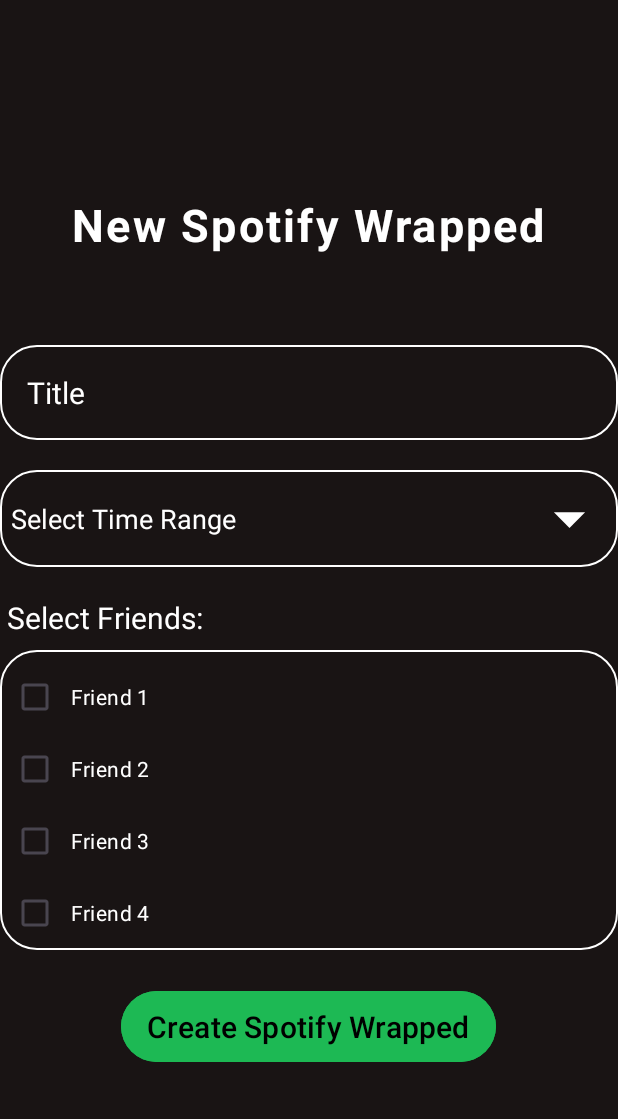
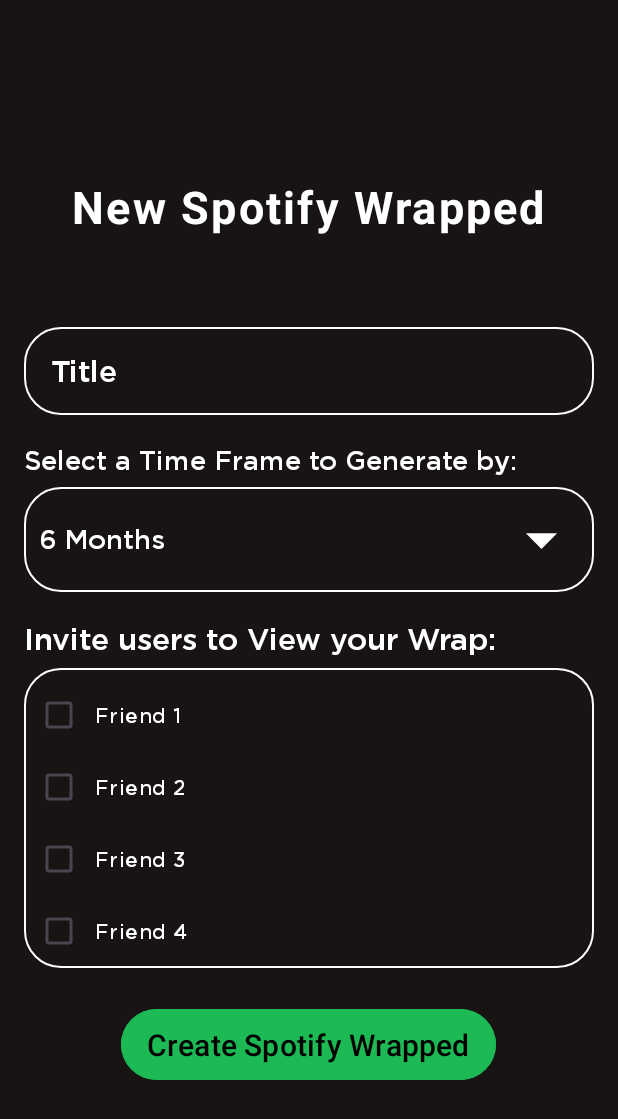
Before and after one commit to radah19/Spotify-Wrapped, an Android app: the SpotifyWrappedCreation screen opened directly, with no data from a screen before it, after a tap on "Create Spotify Wrapped", on a phone screen of 412 x 824 dp. Shown: the top 1119 px of the screen. Run offline under Robolectric (Android 15) with nearby library versions, the phone set to English and light mode, and no system bars.

Commit message:
Creation Form Implemented

```diff
--- a/app/src/main/java/com/example/spotifywrapped/spotifywrappedlist/FriendsAdapter.java
+++ b/app/src/main/java/com/example/spotifywrapped/spotifywrappedlist/FriendsAdapter.java
@@ -21,7 +21,7 @@
     @Override
     public ViewHolder onCreateViewHolder(@NonNull ViewGroup parent, int viewType) {
         View view = LayoutInflater.from(parent.getContext())
-                .inflate(R.layout.friend_item, parent, false);
+                .inflate(R.layout.layout_creationform_friend_item, parent, false);
         return new ViewHolder(view);
     }
 
--- a/app/src/main/java/com/example/spotifywrapped/spotifywrappedlist/SpotifyWrappedCreation.java
+++ b/app/src/main/java/com/example/spotifywrapped/spotifywrappedlist/SpotifyWrappedCreation.java
@@ -1,5 +1,6 @@
 package com.example.spotifywrapped.spotifywrappedlist;
 
+import android.content.Intent;
 import android.os.Bundle;
 import android.widget.ArrayAdapter;
 import android.widget.AutoCompleteTextView;
@@ -8,6 +9,8 @@
 import android.widget.Toast;
 
 import androidx.appcompat.app.AppCompatActivity;
+
+import com.example.spotifywrapped.DatabaseManager;
 import com.example.spotifywrapped.R;
 import com.example.spotifywrapped.SpotifyAPIManager;
 import com.example.spotifywrapped.SpotifyWrappedSummary;
@@ -23,7 +26,7 @@
 
     protected void onCreate(Bundle savedInstanceState) {
         super.onCreate(savedInstanceState);
-        setContentView(R.layout.layout_spotify_wrapped_creation);
+        setContentView(R.layout.activity_spotify_wrapped_creation);
 
         AutoCompleteTextView timeRangeDropDown = findViewById(R.id.time_range);
         EditText title = findViewById(R.id.spotify_wrapped_title);
@@ -45,30 +48,43 @@
         FriendsAdapter adapter2 = new FriendsAdapter(friendsList);
         friendsRecyclerView.setAdapter(adapter2);
 
+
         Button createButton = findViewById(R.id.create_spotify_wrapped_button);
         createButton.setOnClickListener(v -> {
+            if(title.getText().length() > 0){
             String timeRange = timeRangeDropDown.getText().toString();
             String actualTimeRange;
+
             if (timeRange.equals("1 Year")) {
                 actualTimeRange = "long_term";
-            } else if (timeRange.equals("6 Months")) {
+            } else if (timeRange.equals("1 Month")) {
+                actualTimeRange = "short_term";
+            } else {
                 actualTimeRange = "medium_term";
-            } else {
-                actualTimeRange = "short_term";
             }
 
             SpotifyAPIManager apiManager = SpotifyAPIManager.getInstance();
             if (apiManager != null) {
-                SpotifyWrappedSummary summary = apiManager.generateSpotifyWrapped(title.getText().toString(), actualTimeRange, friendsList);
+                SpotifyWrappedSummary newSummary = apiManager.generateSpotifyWrapped(title.getText().toString(), actualTimeRange, friendsList);
 
-                if (summary != null) {
-                    Toast.makeText(this, "Spotify Wrapped Created!", Toast.LENGTH_SHORT).show();
+                if(newSummary != null) {
+                    DatabaseManager.addSpotifyWrapped(newSummary);
+                    SpotifyWrappedListActivity.ls_summaries.add(newSummary);
+                    //spotifyWrappedList.getAdapter().notifyItemInserted(SpotifyWrappedListActivity.ls_summaries.size() - 1);
+                    Toast.makeText(this, "Spotify Wrap Successfully Generated", Toast.LENGTH_SHORT).show();
+
+                    Intent generateIntent = new Intent(this, SpotifyWrappedListActivity.class);
+                    startActivity(generateIntent);
+                    } else {
+                        Toast.makeText(this, "Spotify Wrap Generation failed...\nPlease try again later.", Toast.LENGTH_SHORT).show();
+                    }
                 } else {
-                    Toast.makeText(this, "Failed to create Spotify Wrapped.", Toast.LENGTH_SHORT).show();
+                    Toast.makeText(this, "SpotifyAPIManager not initialized.", Toast.LENGTH_SHORT).show();
                 }
             } else {
-                Toast.makeText(this, "SpotifyAPIManager not initialized.", Toast.LENGTH_SHORT).show();
+                Toast.makeText(this, "Please Enter a Title!", Toast.LENGTH_SHORT).show();
             }
         });
+
     }
 }
--- a/app/src/main/res/layout/layout_spotify_wrapped_creation.xml
+++ b/app/src/main/res/layout/activity_spotify_wrapped_creation.xml
@@ -4,6 +4,7 @@
     android:layout_width="match_parent"
     android:layout_height="match_parent"
     android:background="@color/black"
+    android:padding="16dp"
     android:gravity="center">
 
     <TextView
@@ -23,6 +24,7 @@
         android:layout_marginTop="32dp"
         android:layout_marginBottom="20dp"
         android:hint="Title"
+        android:fontFamily="@font/font_gothammedium"
         android:textColor="@color/white"
         android:textColorHint="@color/white"
         android:textSize="20sp"
@@ -31,15 +33,26 @@
         android:inputType="text"
         android:id="@+id/spotify_wrapped_title"/>
 
+    <TextView
+        android:layout_width="match_parent"
+        android:layout_height="wrap_content"
+        android:hint="Select a Time Frame to Generate by:"
+        android:fontFamily="@font/font_gothammedium"
+        android:textSize="18dp"
+        android:textColorHint="@color/white"
+        android:paddingBottom="8dp"
+        android:textColor="@color/white" />
+
     <AutoCompleteTextView
         android:id="@+id/time_range"
         android:layout_width="match_parent"
         android:layout_height="wrap_content"
         android:layout_marginBottom="20dp"
-        android:hint="Select Time Range"
+        android:hint="6 Months"
+        android:fontFamily="@font/font_gothammedium"
         android:drawableEnd="@drawable/ic_arrow_drop_down"
         android:inputType="none"
-        android:padding="7dp"
+        android:padding="10dp"
         android:textColorHint="@color/white"
         android:textColor="@color/white"
         android:background="@drawable/rounded_corners" />
@@ -47,7 +60,8 @@
     <TextView
         android:layout_width="match_parent"
         android:layout_height="wrap_content"
-        android:hint=" Select Friends:"
+        android:hint="Invite users to View your Wrap:"
+        android:fontFamily="@font/font_gothammedium"
         android:textSize="20sp"
         android:textColorHint="@color/white"
         android:textColor="@color/white" />
--- a/app/src/main/res/layout/friend_item.xml
+++ b/app/src/main/res/layout/layout_creationform_friend_item.xml
@@ -3,5 +3,6 @@
     android:id="@+id/friendCheckBox"
     android:layout_width="match_parent"
     android:layout_height="wrap_content"
+    android:fontFamily="@font/font_gothammedium"
     android:padding="8dp"
     android:textColor="@color/white" />
```
Also changed, not shown: app/src/main/java/com/example/spotifywrapped/spotifywrappedlist/SpotifyWrappedListActivity.java (+1 -12 lines), app/src/main/res/layout/activity_spotify_wrapped_list.xml (+9 -9 lines).
